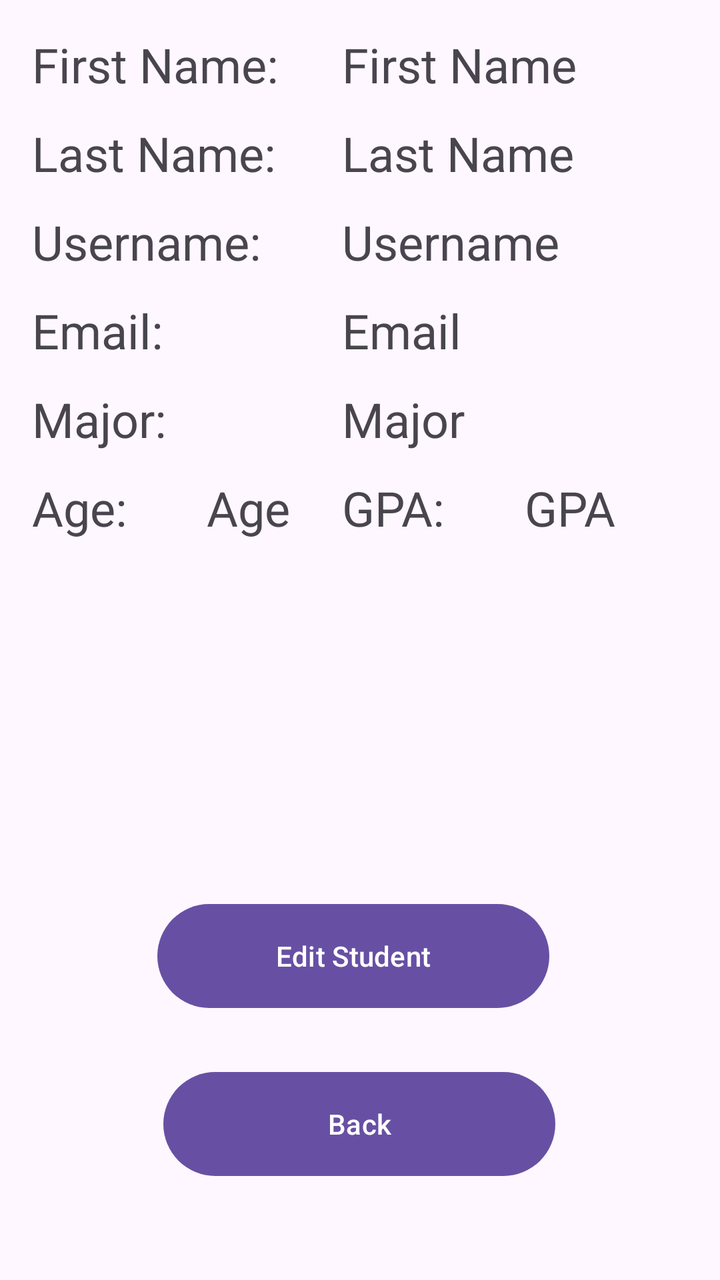
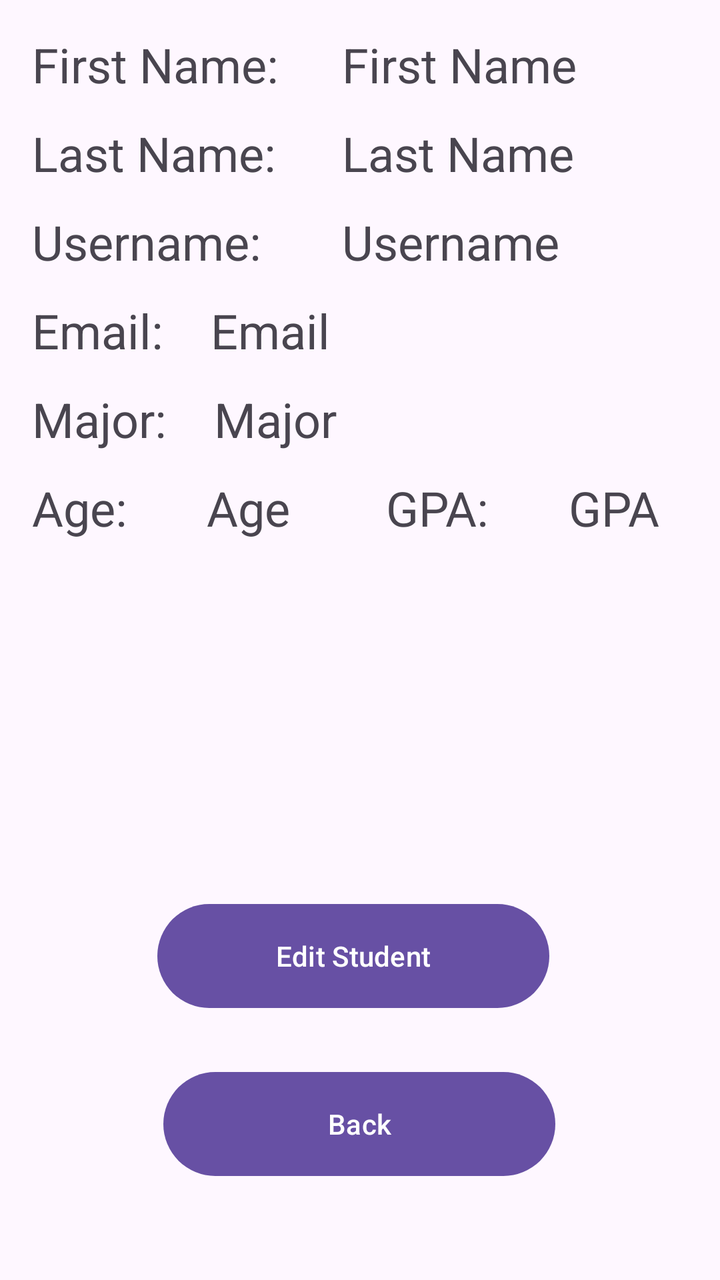

Screens rendered from an Android XML layout before and after an edit, with the pre-edit source and the edit as a unified diff.
<!-- AndroidManifest.xml: application theme Theme.Homework03_Program01_ColeBourbina -->
<!-- res/layout/activity_student_details.xml -->
<?xml version="1.0" encoding="utf-8"?>
<androidx.constraintlayout.widget.ConstraintLayout xmlns:android="http://schemas.android.com/apk/res/android"
    xmlns:app="http://schemas.android.com/apk/res-auto"
    xmlns:tools="http://schemas.android.com/tools"
    android:id="@+id/main"
    android:layout_width="match_parent"
    android:layout_height="match_parent">

    <Button
        android:id="@+id/btn_v_studentDetails_back"
        android:layout_width="196dp"
        android:layout_height="60dp"
        android:layout_marginBottom="48dp"
        android:text="Back"
        app:layout_constraintBottom_toBottomOf="parent"
        app:layout_constraintEnd_toEndOf="parent"
        app:layout_constraintHorizontal_bias="0.497"
        app:layout_constraintStart_toStartOf="parent" />

    <TextView
        android:id="@+id/tv_v_studentDetails_age"
        android:layout_width="wrap_content"
        android:layout_height="wrap_content"
        android:layout_marginStart="40dp"
        android:layout_marginTop="12dp"
        android:text="Age"
        android:textSize="24sp"
        app:layout_constraintStart_toEndOf="@+id/tv_v_studentDetails_ageTitle"
        app:layout_constraintTop_toBottomOf="@+id/tv_v_studentDetails_majorTitle" />

    <TextView
        android:id="@+id/tv_v_studentDetails_fname"
        android:layout_width="wrap_content"
        android:layout_height="wrap_content"
        android:layout_marginStart="32dp"
        android:layout_marginTop="16dp"
        android:text="First Name"
        android:textSize="24sp"
        app:layout_constraintStart_toEndOf="@+id/tv_v_studentDetails_fnameTitle"
        app:layout_constraintTop_toTopOf="parent" />

    <TextView
        android:id="@+id/tv_v_studentDetails_lname"
        android:layout_width="wrap_content"
        android:layout_height="wrap_content"
        android:layout_marginTop="12dp"
        android:text="Last Name"
        android:textSize="24sp"
        app:layout_constraintStart_toStartOf="@+id/tv_v_studentDetails_fname"
        app:layout_constraintTop_toBottomOf="@+id/tv_v_studentDetails_fname" />

    <TextView
        android:id="@+id/tv_v_studentDetails_email"
        android:layout_width="wrap_content"
        android:layout_height="wrap_content"
        android:layout_marginTop="12dp"
        android:text="Email"
        android:textSize="24sp"
        app:layout_constraintStart_toStartOf="@+id/tv_v_studentDetails_username"
        app:layout_constraintTop_toBottomOf="@+id/tv_v_studentDetails_username" />

    <TextView
        android:id="@+id/tv_v_studentDetails_major"
        android:layout_width="wrap_content"
        android:layout_height="wrap_content"
        android:layout_marginTop="12dp"
        android:text="Major"
        android:textSize="24sp"
        app:layout_constraintStart_toStartOf="@+id/tv_v_studentDetails_email"
        app:layout_constraintTop_toBottomOf="@+id/tv_v_studentDetails_email" />

    <TextView
        android:id="@+id/tv_v_studentDetails_gpaTitle"
        android:layout_width="wrap_content"
        android:layout_height="wrap_content"
        android:layout_marginTop="12dp"
        android:text="GPA:"
        android:textSize="24sp"
        app:layout_constraintStart_toStartOf="@+id/tv_v_studentDetails_major"
        app:layout_constraintTop_toBottomOf="@+id/tv_v_studentDetails_major" />

    <TextView
        android:id="@+id/tv_v_studentDetails_gpa"
        android:layout_width="wrap_content"
        android:layout_height="wrap_content"
        android:layout_marginStart="40dp"
        android:layout_marginTop="12dp"
        android:text="GPA"
        android:textSize="24sp"
        app:layout_constraintStart_toEndOf="@+id/tv_v_studentDetails_gpaTitle"
        app:layout_constraintTop_toBottomOf="@+id/tv_v_studentDetails_major" />

    <TextView
        android:id="@+id/tv_v_studentDetails_username"
        android:layout_width="wrap_content"
        android:layout_height="wrap_content"
        android:layout_marginTop="12dp"
        android:text="Username"
        android:textSize="24sp"
        app:layout_constraintStart_toStartOf="@+id/tv_v_studentDetails_lname"
        app:layout_constraintTop_toBottomOf="@+id/tv_v_studentDetails_lname" />

    <TextView
        android:id="@+id/tv_v_studentDetails_ageTitle"
        android:layout_width="wrap_content"
        android:layout_height="wrap_content"
        android:layout_marginStart="16dp"
        android:layout_marginTop="12dp"
        android:text="Age:"
        android:textSize="24sp"
        app:layout_constraintStart_toStartOf="parent"
        app:layout_constraintTop_toBottomOf="@+id/tv_v_studentDetails_majorTitle" />

    <TextView
        android:id="@+id/tv_v_studentDetails_majorTitle"
        android:layout_width="wrap_content"
        android:layout_height="wrap_content"
        android:layout_marginStart="16dp"
        android:layout_marginTop="12dp"
        android:text="Major:"
        android:textSize="24sp"
        app:layout_constraintStart_toStartOf="parent"
        app:layout_constraintTop_toBottomOf="@+id/tv_v_studentDetails_emailTitle" />

    <TextView
        android:id="@+id/tv_v_studentDetails_emailTitle"
        android:layout_width="wrap_content"
        android:layout_height="wrap_content"
        android:layout_marginStart="16dp"
        android:layout_marginTop="12dp"
        android:text="Email:"
        android:textSize="24sp"
        app:layout_constraintStart_toStartOf="parent"
        app:layout_constraintTop_toBottomOf="@+id/tv_v_studentDetails_usernameTitle" />

    <TextView
        android:id="@+id/tv_v_studentDetails_fnameTitle"
        android:layout_width="wrap_content"
        android:layout_height="wrap_content"
        android:layout_marginStart="16dp"
        android:layout_marginTop="16dp"
        android:text="First Name:"
        android:textSize="24sp"
        app:layout_constraintStart_toStartOf="parent"
        app:layout_constraintTop_toTopOf="parent" />

    <TextView
        android:id="@+id/tv_v_studentDetails_lnameTitle"
        android:layout_width="wrap_content"
        android:layout_height="wrap_content"
        android:layout_marginStart="16dp"
        android:layout_marginTop="12dp"
        android:text="Last Name:"
        android:textSize="24sp"
        app:layout_constraintStart_toStartOf="parent"
        app:layout_constraintTop_toBottomOf="@+id/tv_v_studentDetails_fnameTitle" />

    <TextView
        android:id="@+id/tv_v_studentDetails_usernameTitle"
        android:layout_width="wrap_content"
        android:layout_height="wrap_content"
        android:layout_marginStart="16dp"
        android:layout_marginTop="12dp"
        android:text="Username:"
        android:textSize="24sp"
        app:layout_constraintStart_toStartOf="parent"
        app:layout_constraintTop_toBottomOf="@+id/tv_v_studentDetails_lnameTitle" />

    <Button
        android:id="@+id/btn_v_studentDetails_edit"
        android:layout_width="196dp"
        android:layout_height="60dp"
        android:layout_marginBottom="24dp"
        android:text="Edit Student"
        app:layout_constraintBottom_toTopOf="@+id/btn_v_studentDetails_back"
        app:layout_constraintEnd_toEndOf="parent"
        app:layout_constraintHorizontal_bias="0.479"
        app:layout_constraintStart_toStartOf="parent" />
</androidx.constraintlayout.widget.ConstraintLayout>
<!-- resources referenced by this layout -->
<resources>
  <style name="Theme.Homework03_Program01_ColeBourbina" parent="Base.Theme.Homework03_Program01_ColeBourbina" />
  <style name="Base.Theme.Homework03_Program01_ColeBourbina" parent="Theme.Material3.DayNight.NoActionBar">
          
          
      </style>
</resources>

<!-- the commit's change to res/layout/activity_student_details.xml (unified diff, before → after) -->
@@ -53,30 +53,33 @@
         android:id="@+id/tv_v_studentDetails_email"
         android:layout_width="wrap_content"
         android:layout_height="wrap_content"
+        android:layout_marginStart="24dp"
         android:layout_marginTop="12dp"
         android:text="Email"
         android:textSize="24sp"
-        app:layout_constraintStart_toStartOf="@+id/tv_v_studentDetails_username"
+        app:layout_constraintStart_toEndOf="@+id/tv_v_studentDetails_emailTitle"
         app:layout_constraintTop_toBottomOf="@+id/tv_v_studentDetails_username" />
 
     <TextView
         android:id="@+id/tv_v_studentDetails_major"
         android:layout_width="wrap_content"
         android:layout_height="wrap_content"
+        android:layout_marginStart="24dp"
         android:layout_marginTop="12dp"
         android:text="Major"
         android:textSize="24sp"
-        app:layout_constraintStart_toStartOf="@+id/tv_v_studentDetails_email"
+        app:layout_constraintStart_toEndOf="@+id/tv_v_studentDetails_majorTitle"
         app:layout_constraintTop_toBottomOf="@+id/tv_v_studentDetails_email" />
 
     <TextView
         android:id="@+id/tv_v_studentDetails_gpaTitle"
         android:layout_width="wrap_content"
         android:layout_height="wrap_content"
+        android:layout_marginStart="48dp"
         android:layout_marginTop="12dp"
         android:text="GPA:"
         android:textSize="24sp"
-        app:layout_constraintStart_toStartOf="@+id/tv_v_studentDetails_major"
+        app:layout_constraintStart_toEndOf="@+id/tv_v_studentDetails_age"
         app:layout_constraintTop_toBottomOf="@+id/tv_v_studentDetails_major" />
 
     <TextView
